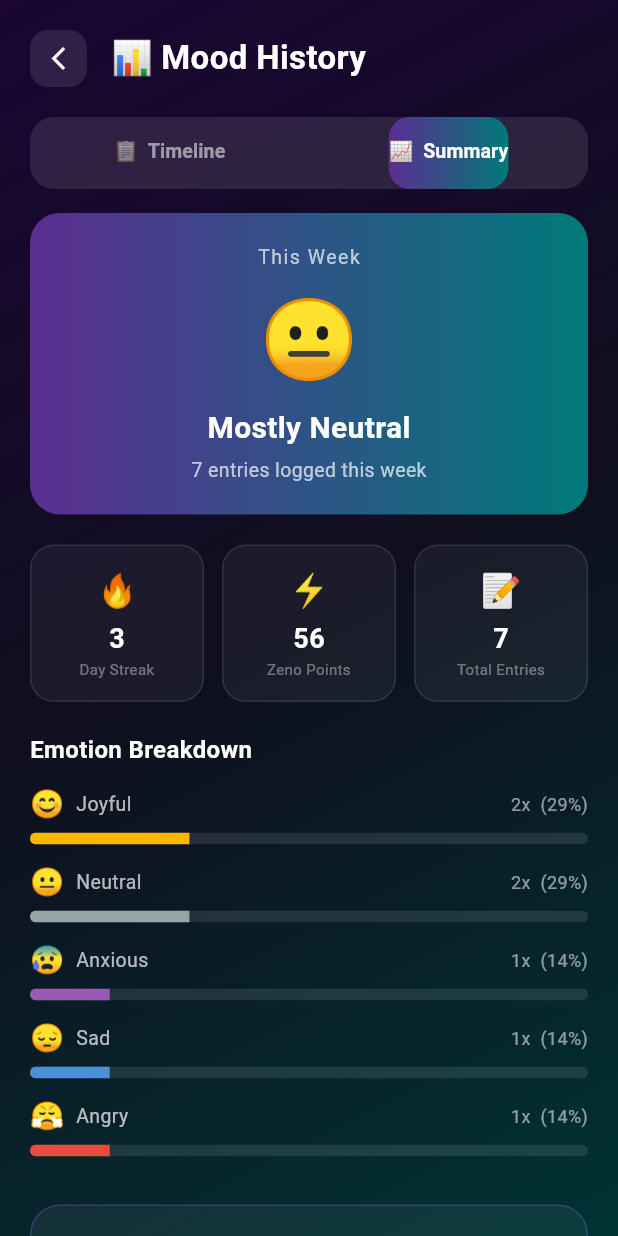
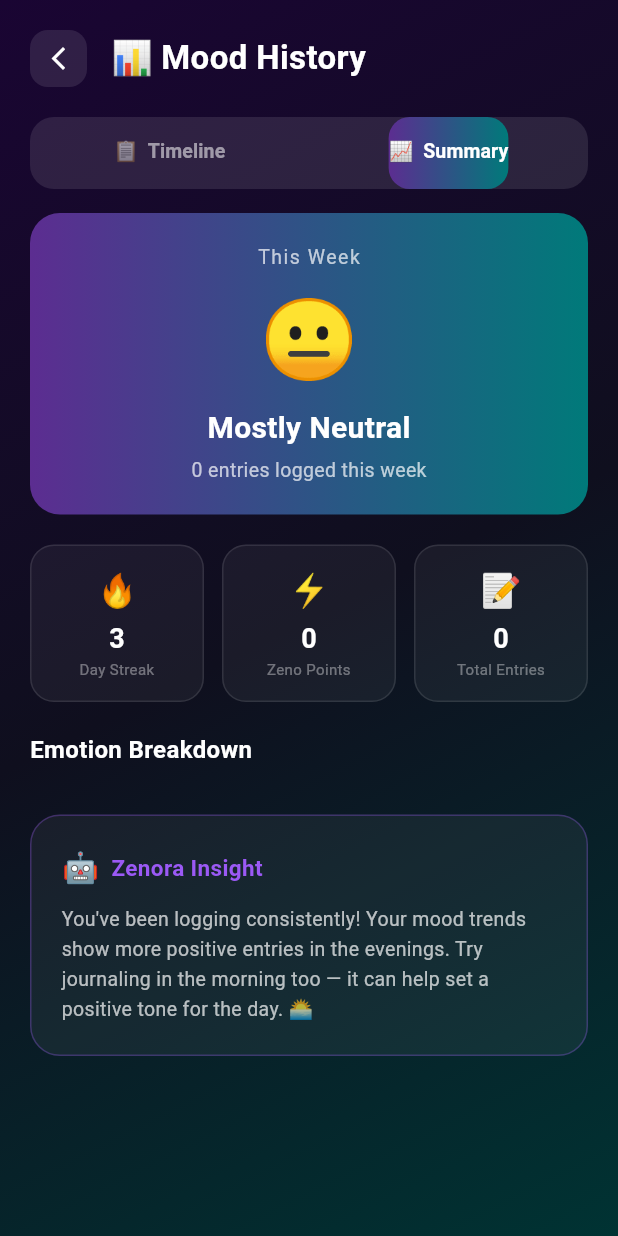
Before and after one commit to Beast93489/Zenora, a Flutter app: the MoodHistoryScreen screen opened directly, tab 2 chosen, on a phone screen of 412 x 824 dp. Run offline on Flutter 3.47's test engine with Material 3 defaults, Android fonts, the phone set to English and light mode, and no system bars; our stand-ins replace cloud_firestore, firebase_auth, firebase_core, google_generative_ai; accounts and stored records are empty.

Commit message:
Connect Mood History to real Firebase data

```diff
--- a/lib/mood_history_screen.dart
+++ b/lib/mood_history_screen.dart
@@ -1,4 +1,5 @@
 import 'package:flutter/material.dart';
+import 'firebase_service.dart';
 
 class MoodHistoryScreen extends StatefulWidget {
   const MoodHistoryScreen({super.key});
@@ -13,93 +14,8 @@
   int _selectedFilter = 0;
   final List<String> _filters = ['All', 'Week', 'Month'];
 
-  // Sample mood data — will be replaced with real Firebase data later
-  final List<Map<String, dynamic>> _moodEntries = [
-    {
-      'date': 'Today, Mar 13',
-      'time': '11:42 PM',
-      'mode': 'Journal',
-      'modeIcon': '✍️',
-      'emotion': 'joy',
-      'emoji': '😊',
-      'label': 'Joyful',
-      'color': Color(0xFFFFB800),
-      'preview': 'Today was absolutely incredible, got great news about...',
-      'points': 10,
-    },
-    {
-      'date': 'Today, Mar 13',
-      'time': '3:15 PM',
-      'mode': 'Emoji Board',
-      'modeIcon': '😊',
-      'emotion': 'neutral',
-      'emoji': '😐',
-      'label': 'Neutral',
-      'color': Color(0xFF95A5A6),
-      'preview': 'Quick mood check-in',
-      'points': 5,
-    },
-    {
-      'date': 'Yesterday, Mar 12',
-      'time': '10:30 PM',
-      'mode': 'Journal',
-      'modeIcon': '✍️',
-      'emotion': 'fear',
-      'emoji': '😰',
-      'label': 'Anxious',
-      'color': Color(0xFF9B59B6),
-      'preview': 'Feeling really stressed about my exams lately...',
-      'points': 10,
-    },
-    {
-      'date': 'Yesterday, Mar 12',
-      'time': '2:00 PM',
-      'mode': 'Vibe Slider',
-      'modeIcon': '⚡',
-      'emotion': 'sadness',
-      'emoji': '😔',
-      'label': 'Sad',
-      'color': Color(0xFF4A90D9),
-      'preview': 'Mood slider check-in',
-      'points': 5,
-    },
-    {
-      'date': 'Mar 11',
-      'time': '9:00 PM',
-      'mode': 'Journal',
-      'modeIcon': '✍️',
-      'emotion': 'joy',
-      'emoji': '😊',
-      'label': 'Joyful',
-      'color': Color(0xFFFFB800),
-      'preview': 'Had a great day with friends, went to...',
-      'points': 10,
-    },
-    {
-      'date': 'Mar 11',
-      'time': '11:00 AM',
-      'mode': 'Voice',
-      'modeIcon': '🎤',
-      'emotion': 'anger',
-      'emoji': '😤',
-      'label': 'Angry',
-      'color': Color(0xFFE74C3C),
-      'preview': 'Voice rant recorded — 1:23 min',
-      'points': 10,
-    },
-    {
-      'date': 'Mar 10',
-      'time': '8:45 PM',
-      'mode': 'Journal',
-      'modeIcon': '✍️',
-      'emotion': 'neutral',
-      'emoji': '😐',
-      'label': 'Neutral',
-      'color': Color(0xFF95A5A6),
-      'preview': 'Just a regular day, nothing much happened...',
-      'points': 10,
-    },
-  ];
+  List<Map<String, dynamic>> _moodEntries = [];
+  bool _loading = true;
 
   // Emotion counts for summary
   Map<String, int> get _emotionCounts {
@@ -121,6 +37,77 @@
   void initState() {
     super.initState();
     _tabController = TabController(length: 2, vsync: this);
+    _loadEntries();
+  }
+
+  Future<void> _loadEntries() async {
+    final entries = await FirebaseService.getMoodEntries();
+    if (!mounted) return;
+    setState(() {
+      _moodEntries = entries.map((e) {
+        final emotion = e['emotion'] as String? ?? 'neutral';
+        final colorMap = {
+          'joy':      Color(0xFFFFB800),
+          'sadness':  Color(0xFF4A90D9),
+          'anger':    Color(0xFFE74C3C),
+          'fear':     Color(0xFF9B59B6),
+          'surprise': Color(0xFF00B4B4),
+          'disgust':  Color(0xFF27AE60),
+          'neutral':  Color(0xFF95A5A6),
+        };
+        final ts = e['timestamp'];
+        String dateStr = 'Today';
+        String timeStr = '';
+        if (ts != null) {
+          final dt = (ts as dynamic).toDate() as DateTime;
+          final now = DateTime.now();
+          final diff = now.difference(dt).inDays;
+          if (diff == 0) dateStr = 'Today';
+          else if (diff == 1) dateStr = 'Yesterday';
+          else dateStr = '${dt.day} ${_monthName(dt.month)}';
+          timeStr = '${dt.hour.toString().padLeft(2,'0')}:${dt.minute.toString().padLeft(2,'0')}';
+        }
+        return {
+          'date': dateStr,
+          'time': timeStr,
+          'mode': _modeName(e['mode'] as String? ?? 'journal'),
+          'modeIcon': _modeIcon(e['mode'] as String? ?? 'journal'),
+          'emotion': emotion,
+          'emoji': e['emoji'] as String? ?? '😐',
+          'label': e['emotionLabel'] as String? ?? 'Neutral',
+          'color': colorMap[emotion] ?? Color(0xFF95A5A6),
+          'preview': e['preview'] as String? ?? '',
+          'points': e['points'] as int? ?? 5,
+        };
+      }).toList();
+      _loading = false;
+    });
+  }
+
+  String _monthName(int m) {
+    const months = ['Jan','Feb','Mar','Apr','May','Jun',
+                    'Jul','Aug','Sep','Oct','Nov','Dec'];
+    return months[m - 1];
+  }
+
+  String _modeName(String mode) {
+    const names = {
+      'journal':     'Journal',
+      'emoji_board': 'Emoji Board',
+      'vibe_slider': 'Vibe Slider',
+      'weather':     'Weather',
+    };
+    return names[mode] ?? 'Journal';
+  }
+
+  String _modeIcon(String mode) {
+    const icons = {
+      'journal':     '✍️',
+      'emoji_board': '😊',
+      'vibe_slider': '⚡',
+      'weather':     '🌤️',
+    };
+    return icons[mode] ?? '✍️';
   }
 
   @override
@@ -219,6 +206,28 @@
   }
 
   Widget _buildTimeline() {
+    if (_loading) {
+      return const Center(
+        child: CircularProgressIndicator(color: Color(0xFF9B59F5)),
+      );
+    }
+    if (_moodEntries.isEmpty) {
+      return const Center(
+        child: Column(
+          mainAxisAlignment: MainAxisAlignment.center,
+          children: [
+            Text('😊', style: TextStyle(fontSize: 48)),
+            SizedBox(height: 12),
+            Text('No entries yet!',
+                style: TextStyle(color: Colors.white, fontSize: 18,
+                    fontWeight: FontWeight.bold)),
+            SizedBox(height: 8),
+            Text('Start logging your mood to see history here',
+                style: TextStyle(color: Colors.white38, fontSize: 13)),
+          ],
+        ),
+      );
+    }
     return Column(
       children: [
         // Filter chips
```
